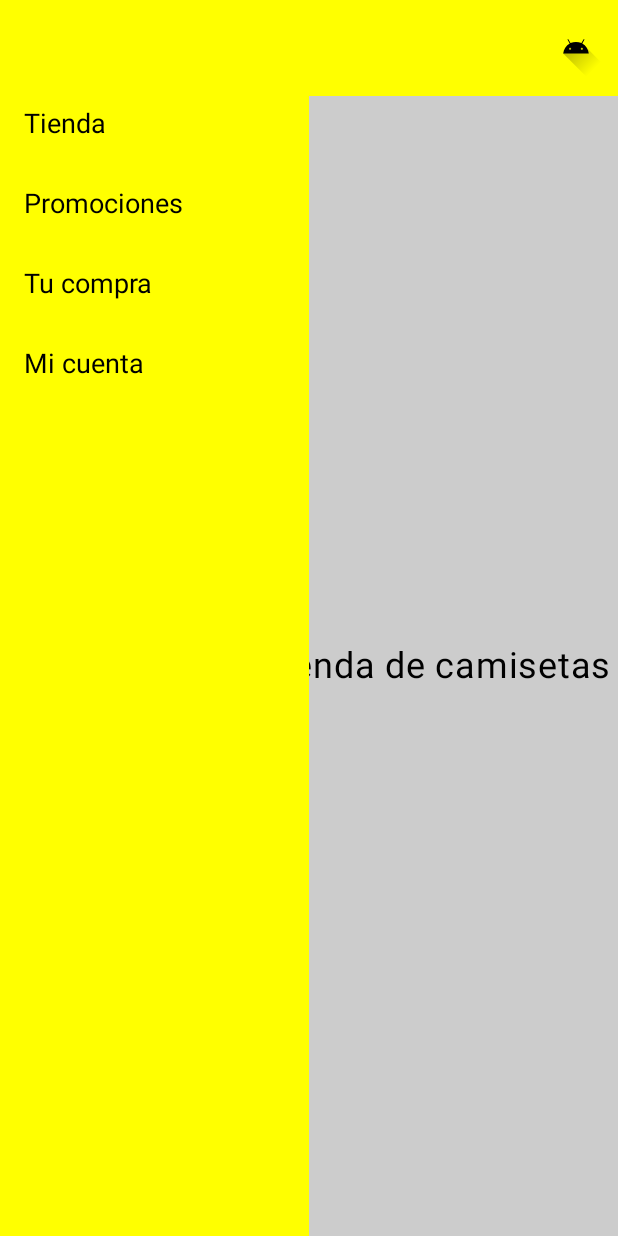
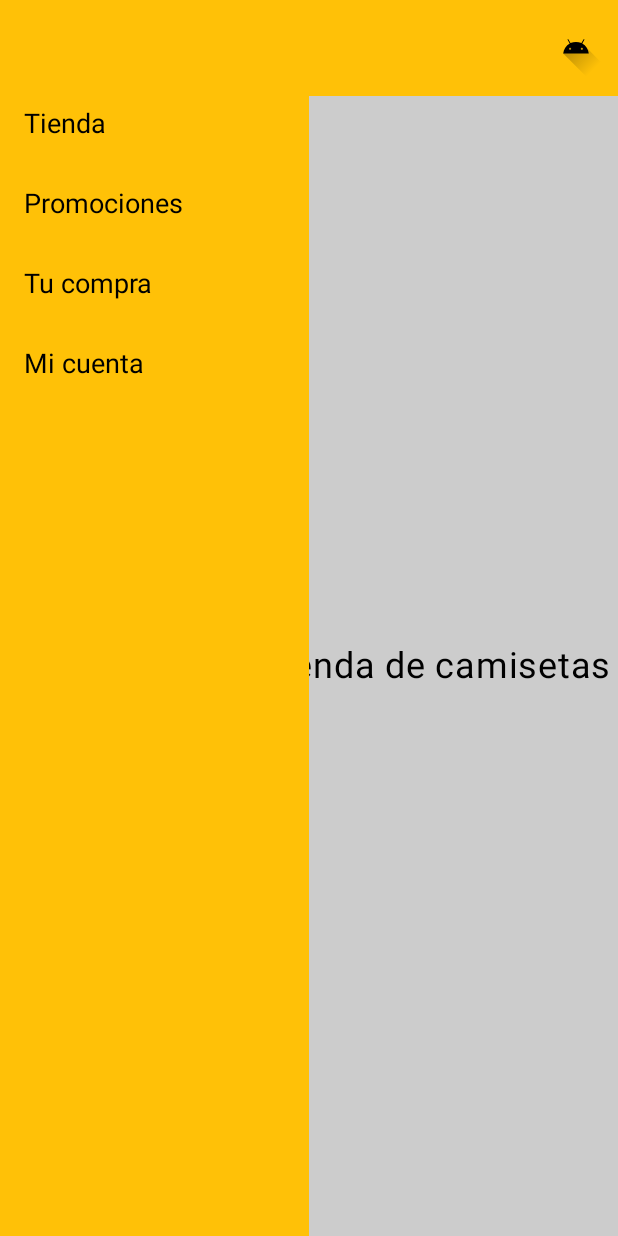
Before and after one commit to LaTruchaEspacial/TShirtShop, an Android app built with Jetpack Compose: the HomeActivity screen opened directly, with no data from a screen before it, after a tap on "Menú", on a phone screen of 412 x 824 dp. Run offline under Robolectric (Android 15) with nearby library versions, the phone set to English and light mode, and no system bars.

Commit message:
Cambio de color al menu en todas las pantallas

```diff
--- a/app/src/main/java/crm/t_shirtshop/client_screens/HomeActivity.kt
+++ b/app/src/main/java/crm/t_shirtshop/client_screens/HomeActivity.kt
@@ -54,7 +54,7 @@ fun HomeScreen() {
                         )
                     }
                 },
-                colors = TopAppBarDefaults.topAppBarColors(containerColor = Color.Yellow),
+                colors = TopAppBarDefaults.topAppBarColors(containerColor = Color(0xFFFFC107)),
                 modifier = Modifier.fillMaxWidth()
             )
 
@@ -75,7 +75,7 @@ fun HomeScreen() {
                 modifier = Modifier
                     .fillMaxHeight()
                     .fillMaxWidth(0.5f)
-                    .background(Color.Yellow)
+                    .background(Color(0xFFFFC107))
                     .align(Alignment.TopStart)
                     .padding(top = 56.dp)
             ) {
--- a/app/src/main/java/crm/t_shirtshop/comun_screens/ProfileActivity.kt
+++ b/app/src/main/java/crm/t_shirtshop/comun_screens/ProfileActivity.kt
@@ -72,7 +72,7 @@ fun ProfileScreen(auth: Auth) {
                         )
                     }
                 },
-                colors = TopAppBarDefaults.topAppBarColors(containerColor = Color.Yellow),
+                colors = TopAppBarDefaults.topAppBarColors(containerColor = Color(0xFFFFC107)),
                 modifier = Modifier.fillMaxWidth()
             )
 
```
